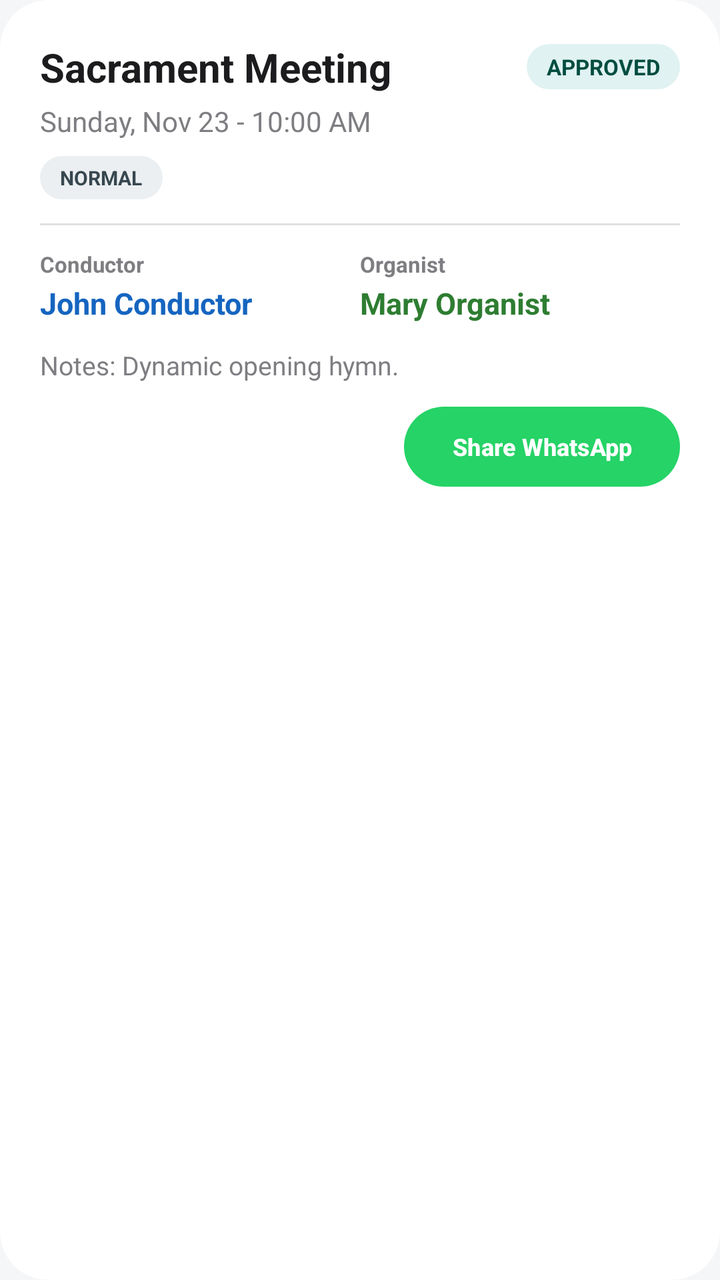
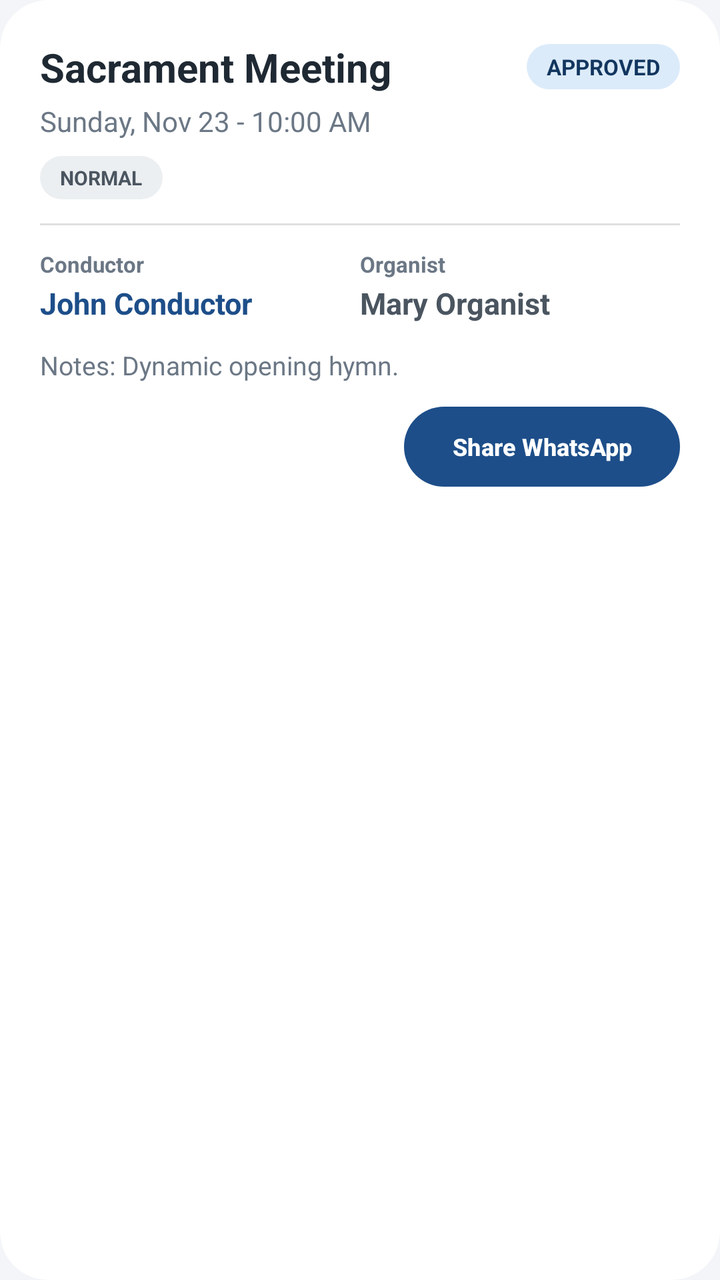

Screens rendered from an Android XML layout before and after an edit, with the pre-edit source and the edit as a unified diff.
<!-- AndroidManifest.xml: application theme Theme.DivineRoster -->
<!-- res/layout/item_appointment.xml -->
<?xml version="1.0" encoding="utf-8"?>
<androidx.cardview.widget.CardView xmlns:android="http://schemas.android.com/apk/res/android"
    xmlns:app="http://schemas.android.com/apk/res-auto"
    android:layout_width="match_parent"
    android:layout_height="wrap_content"
    android:layout_marginVertical="8dp"
    app:cardCornerRadius="24dp"
    app:cardElevation="0dp"
    app:cardBackgroundColor="?attr/cardBackgroundColor">

    <LinearLayout
        android:layout_width="match_parent"
        android:layout_height="wrap_content"
        android:orientation="vertical"
        android:padding="20dp">

        
        <LinearLayout
            android:layout_width="match_parent"
            android:layout_height="wrap_content"
            android:orientation="horizontal"
            android:gravity="center_vertical">

            <TextView
                android:id="@+id/tvServiceType"
                android:layout_width="0dp"
                android:layout_weight="1"
                android:layout_height="wrap_content"
                android:text="Sacrament Meeting"
                android:textSize="20sp"
                android:textStyle="bold"
                android:textColor="?android:textColorPrimary" />

            <TextView
                android:id="@+id/tvStatus"
                android:layout_width="wrap_content"
                android:layout_height="wrap_content"
                android:text="APPROVED"
                android:textSize="11sp"
                android:textStyle="bold"
                android:paddingHorizontal="10dp"
                android:paddingVertical="4dp"
                android:background="@drawable/bg_badge_approved"
                android:textColor="@color/badge_approved_txt" />
        </LinearLayout>

        
        <TextView
            android:id="@+id/tvDate"
            android:layout_width="wrap_content"
            android:layout_height="wrap_content"
            android:text="Sunday, Nov 23 - 10:00 AM"
            android:textColor="?android:textColorSecondary"
            android:textSize="14sp"
            android:layout_marginTop="4dp" />

        <TextView
            android:id="@+id/tvUrgency"
            android:layout_width="wrap_content"
            android:layout_height="wrap_content"
            android:text="NORMAL"
            android:textSize="10sp"
            android:textStyle="bold"
            android:paddingHorizontal="10dp"
            android:paddingVertical="4dp"
            android:background="@drawable/bg_badge_normal"
            android:textColor="@color/badge_normal_txt"
            android:layout_marginTop="8dp" />

        <View
            android:layout_width="match_parent"
            android:layout_height="1dp"
            android:background="#1F000000"
            android:layout_marginVertical="12dp" />

        
        <LinearLayout
            android:layout_width="match_parent"
            android:layout_height="wrap_content"
            android:orientation="horizontal"
            android:gravity="center_vertical">

            
            <LinearLayout
                android:layout_width="0dp"
                android:layout_weight="1"
                android:layout_height="wrap_content"
                android:orientation="vertical">

                <TextView
                    android:layout_width="wrap_content"
                    android:layout_height="wrap_content"
                    android:text="Conductor"
                    android:textColor="?android:textColorSecondary"
                    android:textSize="11sp"
                    android:textStyle="bold" />

                <TextView
                    android:id="@+id/tvConductorName"
                    android:layout_width="wrap_content"
                    android:layout_height="wrap_content"
                    android:text="John Conductor"
                    android:textColor="@color/badge_conductor_txt"
                    android:textSize="15sp"
                    android:layout_marginTop="2dp"
                    android:textStyle="bold" />
            </LinearLayout>

            
            <LinearLayout
                android:layout_width="0dp"
                android:layout_weight="1"
                android:layout_height="wrap_content"
                android:orientation="vertical">

                <TextView
                    android:layout_width="wrap_content"
                    android:layout_height="wrap_content"
                    android:text="Organist"
                    android:textColor="?android:textColorSecondary"
                    android:textSize="11sp"
                    android:textStyle="bold" />

                <TextView
                    android:id="@+id/tvOrganistName"
                    android:layout_width="wrap_content"
                    android:layout_height="wrap_content"
                    android:text="Mary Organist"
                    android:textColor="@color/badge_organist_txt"
                    android:textSize="15sp"
                    android:layout_marginTop="2dp"
                    android:textStyle="bold" />
            </LinearLayout>
        </LinearLayout>

        
        <TextView
            android:id="@+id/tvNotes"
            android:layout_width="match_parent"
            android:layout_height="wrap_content"
            android:text="Notes: Dynamic opening hymn."
            android:textColor="?android:textColorSecondary"
            android:textSize="13sp"
            android:layout_marginTop="12dp"
            android:visibility="visible" />

        
        <LinearLayout
            android:layout_width="match_parent"
            android:layout_height="wrap_content"
            android:orientation="horizontal"
            android:gravity="end"
            android:layout_marginTop="12dp">

            <ImageButton
                android:id="@+id/btnDelete"
                android:layout_width="40dp"
                android:layout_height="40dp"
                android:background="?android:attr/selectableItemBackgroundBorderless"
                android:src="@android:drawable/ic_menu_delete"
                app:tint="#D32F2F"
                android:contentDescription="Delete Roster"
                android:visibility="gone" /> 

            <Button
                android:id="@+id/btnShareWhatsApp"
                android:layout_width="wrap_content"
                android:layout_height="40dp"
                android:text="Share WhatsApp"
                android:textSize="12sp"
                android:textStyle="bold"
                android:textColor="#FFFFFF"
                android:background="@drawable/bg_rounded_button"
                app:backgroundTint="#25D366"
                android:layout_marginStart="8dp" />
        </LinearLayout>
    </LinearLayout>
</androidx.cardview.widget.CardView>
<!-- resources referenced by this layout -->
<resources>
  <color name="badge_approved_txt">#004D40</color>
  <color name="badge_conductor_txt">#1565C0</color>
  <color name="badge_normal_txt">#37474F</color>
  <color name="badge_organist_txt">#2E7D32</color>
  <!-- drawable bg_badge_approved (drawable) -->
  <?xml version="1.0" encoding="utf-8"?>
  <shape xmlns:android="http://schemas.android.com/apk/res/android"
      android:shape="rectangle">
      <solid android:color="@color/badge_approved_bg" />
      <corners android:radius="12dp" />
  </shape>
  <!-- drawable bg_badge_normal (drawable) -->
  <?xml version="1.0" encoding="utf-8"?>
  <shape xmlns:android="http://schemas.android.com/apk/res/android"
      android:shape="rectangle">
      <solid android:color="@color/badge_normal_bg" />
      <corners android:radius="12dp" />
  </shape>
  <!-- drawable bg_rounded_button (drawable) -->
  <?xml version="1.0" encoding="utf-8"?>
  <shape xmlns:android="http://schemas.android.com/apk/res/android"
      android:shape="rectangle">
      <solid android:color="@color/primary" />
      <corners android:radius="28dp" />
  </shape>
  <style name="Theme.DivineRoster" parent="Theme.Material3.DayNight.NoActionBar">
          <item name="colorPrimary">@color/primary</item>
          <item name="colorPrimaryDark">@color/primary_dark</item>
          <item name="colorSecondary">@color/accent</item>
          <item name="android:windowBackground">@color/light_bg</item>
          <item name="cardBackgroundColor">@color/light_card</item>
          <item name="android:textColorPrimary">@color/light_text</item>
          <item name="android:textColorSecondary">@color/light_text_secondary</item>
      </style>
  <color name="badge_approved_bg">#E0F2F1</color>
  <color name="badge_normal_bg">#ECEFF1</color>
  <color name="primary">#4A6984</color>
  <color name="primary_dark">#2C4257</color>
  <color name="accent">#6C8EBF</color>
  <color name="light_bg">#F4F6F8</color>
  <color name="light_card">#FFFFFF</color>
  <color name="light_text">#1C1C1E</color>
  <color name="light_text_secondary">#7E7E82</color>
</resources>

<!-- the commit's change to res/layout/item_appointment.xml (unified diff, before → after) -->
@@ -88,6 +88,7 @@
                 android:orientation="vertical">
 
                 <TextView
+                    android:id="@+id/tvPrimaryLabel"
                     android:layout_width="wrap_content"
                     android:layout_height="wrap_content"
                     android:text="Conductor"
@@ -114,6 +115,7 @@
                 android:orientation="vertical">
 
                 <TextView
+                    android:id="@+id/tvSecondaryLabel"
                     android:layout_width="wrap_content"
                     android:layout_height="wrap_content"
                     android:text="Organist"
@@ -132,6 +134,17 @@
                     android:textStyle="bold" />
             </LinearLayout>
         </LinearLayout>
+
+        
+        <TextView
+            android:id="@+id/tvHymns"
+            android:layout_width="match_parent"
+            android:layout_height="wrap_content"
+            android:textColor="?android:textColorPrimary"
+            android:textSize="13sp"
+            android:lineSpacingExtra="2dp"
+            android:layout_marginTop="12dp"
+            android:visibility="gone" />
 
         
         <TextView
@@ -158,7 +171,7 @@
                 android:layout_height="40dp"
                 android:background="?android:attr/selectableItemBackgroundBorderless"
                 android:src="@android:drawable/ic_menu_delete"
-                app:tint="#D32F2F"
+                app:tint="@color/action_danger"
                 android:contentDescription="Delete Roster"
                 android:visibility="gone" /> 
 
@@ -171,7 +184,7 @@
                 android:textStyle="bold"
                 android:textColor="#FFFFFF"
                 android:background="@drawable/bg_rounded_button"
-                app:backgroundTint="#25D366"
+                app:backgroundTint="@color/primary"
                 android:layout_marginStart="8dp" />
         </LinearLayout>
     </LinearLayout>
<!-- resource entries referenced after the edit -->
@@ -1,9 +1,10 @@
 <!-- resources referenced by this layout -->
 <resources>
-  <color name="badge_approved_txt">#004D40</color>
-  <color name="badge_conductor_txt">#1565C0</color>
-  <color name="badge_normal_txt">#37474F</color>
-  <color name="badge_organist_txt">#2E7D32</color>
+  <color name="action_danger">#5F6B7A</color>
+  <color name="badge_approved_txt">#12365F</color>
+  <color name="badge_conductor_txt">#1D4E89</color>
+  <color name="badge_normal_txt">#4A5560</color>
+  <color name="badge_organist_txt">#4A5560</color>
   <!-- drawable bg_badge_approved (drawable) -->
   <?xml version="1.0" encoding="utf-8"?>
   <shape xmlns:android="http://schemas.android.com/apk/res/android"
@@ -34,14 +35,14 @@
           <item name="android:textColorPrimary">@color/light_text</item>
           <item name="android:textColorSecondary">@color/light_text_secondary</item>
       </style>
-  <color name="badge_approved_bg">#E0F2F1</color>
+  <color name="badge_approved_bg">#DCEBFA</color>
   <color name="badge_normal_bg">#ECEFF1</color>
-  <color name="primary">#4A6984</color>
-  <color name="primary_dark">#2C4257</color>
-  <color name="accent">#6C8EBF</color>
-  <color name="light_bg">#F4F6F8</color>
+  <color name="primary">#1D4E89</color>
+  <color name="primary_dark">#12365F</color>
+  <color name="accent">#3B82C4</color>
+  <color name="light_bg">#F3F5F8</color>
   <color name="light_card">#FFFFFF</color>
-  <color name="light_text">#1C1C1E</color>
-  <color name="light_text_secondary">#7E7E82</color>
+  <color name="light_text">#1F2933</color>
+  <color name="light_text_secondary">#6B7785</color>
 </resources>
 
